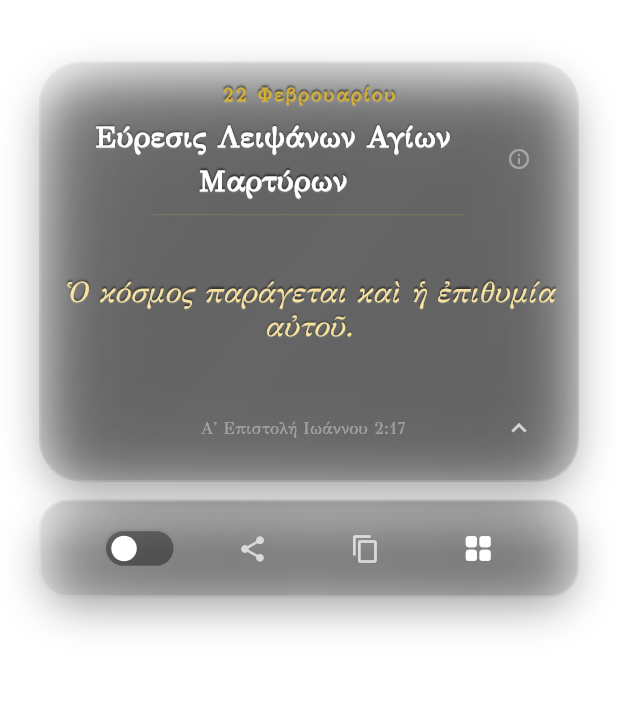
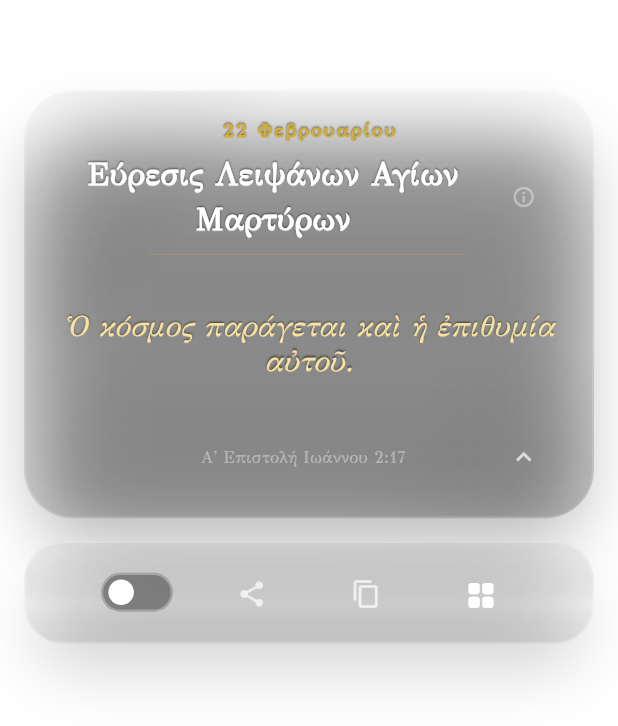
Before and after one commit to noustelos/glass_Widget_365, a Flutter app: the screen it shows after launch, after a tap on the "menu" icon, on a phone screen of 412 x 824 dp. Shown: the top 726 px of the screen. Run offline on Flutter 3.47's test engine with Material 3 defaults, Android fonts, the phone set to English and light mode, and no system bars; our stand-ins replace flutter_local_notifications, share_plus, shared_preferences, timezone.

Commit message:
Upgrade to Glass System v2, Proportional Layout and Hybrid Reminders

```diff
--- a/lib/main.dart
+++ b/lib/main.dart
@@ -10,6 +10,7 @@ import 'package:timezone/data/latest.dart' as tz;
 import 'package:timezone/timezone.dart' as tz;
 import 'package:flutter_local_notifications/flutter_local_notifications.dart';
 import 'package:share_plus/share_plus.dart';
+import 'package:shared_preferences/shared_preferences.dart';
 
 final FlutterLocalNotificationsPlugin notificationsPlugin = FlutterLocalNotificationsPlugin();
 
@@ -45,6 +46,7 @@ class OrthodoxyHomePage extends StatefulWidget {
 
 class _OrthodoxyHomePageState extends State<OrthodoxyHomePage> {
   Map<String, dynamic>? todayData;
+  Map<String, dynamic>? tomorrowData;
   Map<String, dynamic>? selectedResult;
   List<dynamic> searchResultsList = [];
   bool isLoading = true;
@@ -52,6 +54,10 @@ class _OrthodoxyHomePageState extends State<OrthodoxyHomePage> {
   bool showModernSearch = false;
   bool isMicroDrawerOpen = false;
   bool isMacroDrawerOpen = false;
+
+  SharedPreferences? _prefs;
+  Set<String> _scheduledDates = {};
+
   final TextEditingController _searchController = TextEditingController();
   final ScrollController _scrollController = ScrollController();
   List<dynamic> allYearData = [];
@@ -62,10 +68,18 @@ class _OrthodoxyHomePageState extends State<OrthodoxyHomePage> {
   @override
   void initState() {
     super.initState();
+    _initPrefs();
     _initializeNotifications();
     _calculateAstroData();
     loadDailyData();
     loadAllDataSources();
+  }
+
+  Future<void> _initPrefs() async {
+    _prefs = await SharedPreferences.getInstance();
+    setState(() {
+      _scheduledDates = _prefs!.getKeys();
+    });
   }
 
   Future<void> _initializeNotifications() async {
@@ -125,32 +139,18 @@ class _OrthodoxyHomePageState extends State<OrthodoxyHomePage> {
     };
 
     List<Map<String, dynamic>> scoredResults = [];
-    dynamic stNicholasItem, mariaItem;
-
     for (var item in allYearData) {
       String saintName = _normalizeGreek(item['saint'].toString());
-      String dateStr = item['date'].toString();
       int score = 0; bool hasMatch = false;
-      String monthDay = dateStr.length >= 10 ? dateStr.substring(5, 10) : "";
-      if (monthDay == "12-06") stNicholasItem = item;
-      if (monthDay == "08-15") mariaItem = item;
-
       nicknameMap.forEach((official, nicknames) {
-        bool isNicknameMatch = official.startsWith(normalizedQuery) || nicknames.any((nick) => nick.startsWith(normalizedQuery));
-        if (isNicknameMatch && saintName.contains(official)) {
+        if ((official.startsWith(normalizedQuery) || nicknames.any((nick) => nick.startsWith(normalizedQuery))) && saintName.contains(official)) {
           hasMatch = true; score += 10000;
-          if (official == "ΜΑΡΙΑ") {
-            if (monthDay == "08-15") score += 50000;
-            if (monthDay == "11-21") score += 30000;
-          }
         }
       });
-
       if (saintName.contains(normalizedQuery)) {
         hasMatch = true; score += 1000;
         if (saintName.startsWith(normalizedQuery)) score += 2000;
       }
-
       if (hasMatch) {
         int priority = item['priority'] ?? 0;
         score += priority * 2000;
@@ -158,24 +158,18 @@ class _OrthodoxyHomePageState extends State<OrthodoxyHomePage> {
       }
     }
     scoredResults.sort((a, b) => (b['score'] as int).compareTo(a['score'] as int));
-    List<dynamic> finalResults = scoredResults.map((e) => e['data']).toList();
-    if (normalizedQuery.startsWith("ΝΙΚ") && stNicholasItem != null) {
-      finalResults.removeWhere((e) => e['date'].toString().contains("12-06"));
-      finalResults.insert(0, stNicholasItem);
-    }
-    if (normalizedQuery.startsWith("ΜΑΡ") && mariaItem != null) {
-      finalResults.removeWhere((e) => e['date'].toString().contains("08-15"));
-      finalResults.insert(0, mariaItem);
-    }
-    setState(() { selectedResult = null; searchResultsList = finalResults; });
+    setState(() { selectedResult = null; searchResultsList = scoredResults.map((e) => e['data']).toList(); });
   }
 
   Future<void> _selectDate(BuildContext context) async {
     final DateTime? picked = await showDatePicker(
       context: context, initialDate: DateTime.now(), firstDate: DateTime(2024), lastDate: DateTime(2030, 12, 31),
       builder: (context, child) => Theme(
-        data: ThemeData.dark().copyWith(colorScheme: ColorScheme.dark(primary: primaryGold, onPrimary: Colors.black, surface: const Color(0xFF1A1A1A))),
-        child: Center(child: SizedBox(width: 320, child: Transform.scale(scale: 0.9, child: child!))),
+        data: ThemeData.dark().copyWith(
+          colorScheme: ColorScheme.dark(primary: primaryGold, onPrimary: Colors.black, surface: const Color(0xFF1A1A1A)),
+          dialogTheme: DialogTheme(shape: RoundedRectangleBorder(borderRadius: BorderRadius.circular(20))),
+        ),
+        child: Center(child: SizedBox(width: 340, child: child!)),
       ),
     );
     if (picked != null) {
@@ -186,23 +180,40 @@ class _OrthodoxyHomePageState extends State<OrthodoxyHomePage> {
   }
 
   Future<void> _scheduleReminder(dynamic item) async {
+    if (item == null) return;
+    String dateKey = item['date'].toString();
+    if (_scheduledDates.contains(dateKey)) {
+      await _prefs?.remove(dateKey);
+      setState(() { _scheduledDates.remove(dateKey); });
+      ScaffoldMessenger.of(context).showSnackBar(const SnackBar(content: Text("Η υπενθύμιση ακυρώθηκε.")));
+    } else {
       final DateTime saintDate = DateTime.parse(item['date']);
       final DateTime reminderTime = saintDate.subtract(const Duration(days: 1)).add(const Duration(hours: 9));
-    if (reminderTime.isBefore(DateTime.now())) return;
+      if (reminderTime.isAfter(DateTime.now())) {
         await notificationsPlugin.zonedSchedule(item.hashCode, "Υπενθύμιση", "Αύριο εορτάζει ο ${item['saint']}", tz.TZDateTime.from(reminderTime, tz.local),
           const NotificationDetails(android: AndroidNotificationDetails('saint_channel', 'Reminders', importance: Importance.max, priority: Priority.high), iOS: DarwinNotificationDetails()),
           uiLocalNotificationDateInterpretation: UILocalNotificationDateInterpretation.absoluteTime, androidScheduleMode: AndroidScheduleMode.exactAllowWhileIdle);
-    ScaffoldMessenger.of(context).showSnackBar(const SnackBar(content: Text("Η υπενθύμιση ορίστηκε!")));
+      }
+      await _prefs?.setBool(dateKey, true);
+      setState(() { _scheduledDates.add(dateKey); });
+      ScaffoldMessenger.of(context).showSnackBar(SnackBar(backgroundColor: primaryGold, content: Text("Η υπενθύμιση αποθηκεύτηκε!", style: const TextStyle(color: Colors.black, fontWeight: FontWeight.bold))));
+    }
   }
 
   Future<void> loadDailyData() async {
     final now = DateTime.now();
+    final tomorrow = now.add(const Duration(days: 1));
     final months = ["january", "february", "march", "april", "may", "june", "july", "august", "september", "october", "november", "december"];
     try {
       final String response = await rootBundle.loadString('assets/data/${months[now.month - 1]}.json');
       final List<dynamic> data = json.decode(response);
       final String todayMMDD = DateFormat('MM-dd').format(now);
-      setState(() { todayData = data.firstWhere((item) => item['date'].toString().contains(todayMMDD), orElse: () => data.isNotEmpty ? data.first : null); isLoading = false; });
+      final String tomorrowMMDD = DateFormat('MM-dd').format(tomorrow);
+      setState(() {
+        todayData = data.firstWhere((item) => item['date'].toString().contains(todayMMDD), orElse: () => data.isNotEmpty ? data.first : null);
+        tomorrowData = data.firstWhere((item) => item['date'].toString().contains(tomorrowMMDD), orElse: () => null);
+        isLoading = false;
+      });
     } catch (e) { setState(() => isLoading = false); }
   }
 
@@ -224,22 +235,32 @@ class _OrthodoxyHomePageState extends State<OrthodoxyHomePage> {
 
   @override
   Widget build(BuildContext context) {
-    // 🛠 RESPONSIVE CALCULATIONS
     final double screenWidth = MediaQuery.of(context).size.width;
-    final double screenHeight = MediaQuery.of(context).size.height;
 
-    // Πλάτος: 92% του κινητού, αλλά max 360px για να μην "απλώνει" υπερβολικά σε tablets
-    final double w = screenWidth > 400 ? 360 : screenWidth * 0.92;
-    // Ύψος Macro Drawer: 80% - 90% της οθόνης
-    final double macroHeight = screenHeight < 700 ? screenHeight * 0.9 : screenHeight * 0.82;
-    const double mainCardH = 280; // Σταθερό ύψος για την κεντρική κάρτα
+    // 1️⃣ ADAPTIVE RADIUS (0.085 for mature Apple feel)
+    const double minWidgetWidth = 300;
+    const double maxWidgetWidth = 380;
+    final double w = screenWidth.clamp(minWidgetWidth, maxWidgetWidth).toDouble();
+    final double dynamicRadius = w * 0.085;
+
+    // PROPORTIONAL REFACTOR
+    final double mainCardH = w * 0.75;
+    final double macroHeight = w * 1.6;
+    final double widgetTopPos = w * 0.05;
+    final double containerHeight = macroHeight + (w * 0.35);
+
+    final bool isLargeScreen = screenWidth > 600;
 
     return Scaffold(
       backgroundColor: Colors.transparent,
       body: Center(
+        child: Transform.scale(
+          scale: isLargeScreen ? 0.92 : 1,
+          child: ConstrainedBox(
+            constraints: const BoxConstraints(maxWidth: 420),
             child: SizedBox(
               width: w,
-          height: screenHeight, // Καταλαμβάνει όλο το διαθέσιμο ύψος για τα animations
+              height: containerHeight,
               child: Stack(
                 alignment: Alignment.topCenter,
                 clipBehavior: Clip.none,
@@ -247,70 +268,120 @@ class _OrthodoxyHomePageState extends State<OrthodoxyHomePage> {
                   // MAIN CARD
                   AnimatedPositioned(
                     duration: const Duration(milliseconds: 500),
-                top: screenHeight * 0.05, // 5% από την κορυφή
+                    top: widgetTopPos,
                     left: 0, right: 0,
                     child: AnimatedOpacity(
                       duration: const Duration(milliseconds: 500),
                       opacity: isMacroDrawerOpen ? 0.0 : 1.0,
-                  child: IgnorePointer(ignoring: isMacroDrawerOpen, child: _buildMainCard(w, mainCardH))
+                      child: IgnorePointer(
+                        ignoring: isMacroDrawerOpen,
+                        child: _buildMainCard(w, mainCardH, dynamicRadius)
+                      )
                     )
                   ),
                   // MICRO DRAWER
                   Positioned(
-                top: (screenHeight * 0.05) + mainCardH + 12,
+                    top: widgetTopPos + mainCardH + (w * 0.04),
                     left: 0, right: 0,
                     child: AnimatedOpacity(
                       duration: const Duration(milliseconds: 300),
                       opacity: (isMicroDrawerOpen && !isMacroDrawerOpen) ? 1.0 : 0.0,
-                  child: IgnorePointer(ignoring: !isMicroDrawerOpen || isMacroDrawerOpen, child: _buildMicroDrawer(w))
+                      child: IgnorePointer(
+                        ignoring: !isMicroDrawerOpen || isMacroDrawerOpen,
+                        child: _buildMicroDrawer(w, dynamicRadius * 0.8)
+                      )
                     )
                   ),
-              // MACRO DRAWER (RESPONSIVE)
-              _buildMacroDrawerIntegrated(w, macroHeight, screenHeight * 0.05),
+                  // MACRO DRAWER
+                  _buildMacroDrawerIntegrated(w, macroHeight, widgetTopPos, dynamicRadius * 1.15),
                 ],
+              ),
+            ),
           ),
         ),
       ),
     );
   }
 
-  Widget _buildMainCard(double w, double h) {
+  Widget _buildMainCard(double w, double h, double radius) {
     if (isLoading) return Center(child: CircularProgressIndicator(color: primaryGold));
-    return GlassWidget(width: w, height: h, child: Column(children: [
+    bool isMajorHoliday = tomorrowData != null && tomorrowData!['priority'] == 1;
+    bool isUserReminder = tomorrowData != null && _scheduledDates.contains(tomorrowData!['date'].toString());
+
+    return GlassWidget(
+      width: w, height: h, radius: radius,
+      child: Column(children: [
+        if (tomorrowData != null && (isMajorHoliday || isUserReminder))
+          Container(
+            margin: const EdgeInsets.symmetric(vertical: 6),
+            padding: const EdgeInsets.symmetric(vertical: 4, horizontal: 12),
+            decoration: BoxDecoration(
+              color: isUserReminder ? Colors.redAccent.withOpacity(0.15) : primaryGold.withOpacity(0.15),
+              borderRadius: BorderRadius.circular(10),
+              border: Border.all(color: isUserReminder ? Colors.redAccent.withOpacity(0.3) : primaryGold.withOpacity(0.3), width: 0.5),
+            ),
+            child: Row(mainAxisSize: MainAxisSize.min, children: [
+              Icon(isUserReminder ? Icons.alarm_on : Icons.notification_important_rounded, color: isUserReminder ? Colors.redAccent : primaryGold, size: 14),
+              const SizedBox(width: 6),
+              Text("Αύριο: ${tomorrowData!['saint']}", style: TextStyle(color: isUserReminder ? Colors.white70 : lightGold, fontSize: 11, fontWeight: FontWeight.bold)),
+            ]),
+          ),
         Text(todayData?['display_date'] ?? "", style: TextStyle(color: primaryGold, fontSize: 13, fontWeight: FontWeight.bold, letterSpacing: 1.4, shadows: laserEngravedShadows)),
         const SizedBox(height: 5),
         Row(mainAxisAlignment: MainAxisAlignment.center, children: [
-        Flexible(child: Text(todayData?['saint'] ?? "", textAlign: TextAlign.center, style: TextStyle(fontSize: 20, color: Colors.white, fontWeight: FontWeight.bold, shadows: laserEngravedShadows))),
+          // 5️⃣ OPTICAL TYPOGRAPHY SCALING (Saint name)
+          Flexible(child: Text(todayData?['saint'] ?? "", textAlign: TextAlign.center, style: TextStyle(fontSize: w * 0.055, color: Colors.white, fontWeight: FontWeight.bold, shadows: laserEngravedShadows))),
           IconButton(icon: const Icon(Icons.info_outline, color: Colors.white38, size: 16), onPressed: () => _launchURL(todayData?['wiki_url'])),
         ]),
         Divider(color: primaryGold.withOpacity(0.3), thickness: 0.5, indent: 60, endIndent: 60),
         const Spacer(),
-      Text(showModernMain ? (todayData?['translation'] ?? "") : (todayData?['quote'] ?? ""), textAlign: TextAlign.center, maxLines: 5, overflow: TextOverflow.ellipsis, style: TextStyle(fontSize: 19, fontStyle: FontStyle.italic, color: lightGold, height: 1.2, shadows: laserEngravedShadows)),
+        // 5️⃣ OPTICAL TYPOGRAPHY SCALING (Quote)
+        Text(showModernMain ? (todayData?['translation'] ?? "") : (todayData?['quote'] ?? ""), textAlign: TextAlign.center, maxLines: 4, overflow: TextOverflow.ellipsis, style: TextStyle(fontSize: w * 0.05, fontStyle: FontStyle.italic, color: lightGold, height: 1.2, shadows: laserEngravedShadows)),
         const Spacer(),
         Row(mainAxisAlignment: MainAxisAlignment.spaceBetween, children: [
           const SizedBox(width: 40),
           Text(todayData?['reference'] ?? "", style: const TextStyle(color: Colors.white38, fontSize: 11)),
-        IconButton(icon: Icon(isMicroDrawerOpen ? Icons.keyboard_arrow_up : Icons.menu, color: Colors.white70, size: 20), onPressed: () => setState(() => isMicroDrawerOpen = !isMicroDrawerOpen)),
+          // 7️⃣ ANIMATED ICON POLISH
+          IconButton(
+            onPressed: () => setState(() => isMicroDrawerOpen = !isMicroDrawerOpen),
+            icon: AnimatedSwitcher(
+              duration: const Duration(milliseconds: 250),
+              transitionBuilder: (child, animation) => FadeTransition(opacity: animation, child: child),
+              child: Icon(
+                isMicroDrawerOpen ? Icons.keyboard_arrow_up : Icons.menu,
+                key: ValueKey(isMicroDrawerOpen),
+                color: Colors.white70,
+                size: 20,
+              ),
+            ),
+          ),
         ]),
-    ]));
+      ])
+    );
   }
 
-  Widget _buildMicroDrawer(double w) {
-    return GlassWidget(height: 65, width: w, radius: 20, isLight: true, child: Row(mainAxisAlignment: MainAxisAlignment.spaceEvenly, children: [
+  Widget _buildMicroDrawer(double w, double radius) {
+    // 4️⃣ PROPORTIONAL MICRO DRAWER HEIGHT
+    return GlassWidget(
+      height: w * 0.18, width: w, radius: radius, isLight: true,
+      child: Row(mainAxisAlignment: MainAxisAlignment.spaceEvenly, children: [
         _buildCustomSwitch(showModernMain, (v) => setState(() => showModernMain = v)),
         IconButton(icon: const Icon(Icons.share, color: Colors.white70, size: 20), onPressed: () => Share.share("${todayData?['quote']}\n${todayData?['reference']}")),
         IconButton(icon: const Icon(Icons.copy, color: Colors.white70, size: 20), onPressed: () => Clipboard.setData(ClipboardData(text: "${todayData?['quote']}\n${todayData?['reference']}"))),
         IconButton(icon: const Icon(Icons.grid_view_rounded, color: Colors.white, size: 22), onPressed: () => setState(() { isMicroDrawerOpen = false; isMacroDrawerOpen = true; })),
-    ]));
+      ])
+    );
   }
 
-  Widget _buildMacroDrawerIntegrated(double w, double h, double topPos) {
+  Widget _buildMacroDrawerIntegrated(double w, double h, double topPos, double radius) {
     return Stack(children: [
       if (isMacroDrawerOpen)
-        Positioned.fill(child: GestureDetector(onTap: () => setState(() => isMacroDrawerOpen = false), child: BackdropFilter(filter: ImageFilter.blur(sigmaX: 12, sigmaY: 12), child: Container(color: Colors.transparent)))),
+        Positioned.fill(child: GestureDetector(onTap: () => setState(() => isMacroDrawerOpen = false), child: BackdropFilter(filter: ImageFilter.blur(sigmaX: w * 0.04, sigmaY: w * 0.04), child: Container(color: Colors.transparent)))),
       AnimatedPositioned(duration: const Duration(milliseconds: 600), curve: Curves.easeOutQuart, top: topPos, left: 0, right: 0,
         child: IgnorePointer(ignoring: !isMacroDrawerOpen, child: AnimatedOpacity(duration: const Duration(milliseconds: 400), opacity: isMacroDrawerOpen ? 1.0 : 0.0,
-          child: GlassWidget(width: w, height: h, radius: 32, child: Column(children: [
+          child: GlassWidget(
+            width: w, height: h, radius: radius,
+            child: Column(children: [
               Text(formattedDate, style: const TextStyle(color: Colors.white54, fontSize: 12)),
               const SizedBox(height: 5),
               Row(mainAxisAlignment: MainAxisAlignment.center, children: [
@@ -332,7 +403,8 @@ class _OrthodoxyHomePageState extends State<OrthodoxyHomePage> {
               Expanded(child: (selectedResult == null && searchResultsList.isEmpty) ? const Center(child: Text("Αναζητήστε όνομα...", style: TextStyle(color: Colors.white24, fontSize: 13))) : (selectedResult != null) ? _buildSelectionView() : _buildSearchResultsList()),
               const SizedBox(height: 8),
               TextButton(onPressed: () => _launchURL("https://365orthodoxy.com"), child: Text("365orthodoxy.com", style: TextStyle(color: const Color(0xFFC5A059).withOpacity(0.7), fontSize: 11, letterSpacing: 1.1))),
-          ]))))),
+            ])
+          )))),
     ]);
   }
 
@@ -341,11 +413,12 @@ class _OrthodoxyHomePageState extends State<OrthodoxyHomePage> {
       separatorBuilder: (context, index) => const Divider(color: Colors.white12, height: 1),
       itemBuilder: (context, index) {
         final item = searchResultsList[index];
+        bool isScheduled = _scheduledDates.contains(item['date'].toString());
         return ListTile(dense: true, contentPadding: const EdgeInsets.symmetric(horizontal: 8), title: Column(crossAxisAlignment: CrossAxisAlignment.start, children: [
           Row(children: [
             SelectableText(item['display_date'], style: TextStyle(color: primaryGold.withOpacity(0.8), fontSize: 10, fontWeight: FontWeight.bold)),
             const Spacer(),
-            IconButton(icon: const Icon(Icons.notifications_active_outlined, color: Colors.white38, size: 18), onPressed: () => _scheduleReminder(item)),
+            IconButton(icon: Icon(isScheduled ? Icons.notifications_active : Icons.notifications_active_outlined, color: isScheduled ? primaryGold : Colors.white38, size: 18), onPressed: () => _scheduleReminder(item)),
           ]),
           Text(item['saint'], style: const TextStyle(color: Colors.white, fontSize: 15)),
         ]), onTap: () => setState(() { selectedResult = Map.from(item); }));
@@ -353,6 +426,7 @@ class _OrthodoxyHomePageState extends State<OrthodoxyHomePage> {
   }
 
   Widget _buildSelectionView() {
+    bool isScheduled = selectedResult != null && _scheduledDates.contains(selectedResult!['date'].toString());
     return SingleChildScrollView(padding: const EdgeInsets.only(top: 10), child: Column(children: [
       SelectableText(selectedResult!['display_date'] ?? "", textAlign: TextAlign.center, style: TextStyle(color: primaryGold, fontSize: 11, fontWeight: FontWeight.bold)),
       Text(selectedResult!['saint'] ?? "", textAlign: TextAlign.center, style: const TextStyle(color: Colors.white, fontWeight: FontWeight.bold, fontSize: 18)),
@@ -360,6 +434,7 @@ class _OrthodoxyHomePageState extends State<OrthodoxyHomePage> {
       if (selectedResult!['reference'] != null) Text(selectedResult!['reference'], style: const TextStyle(color: Colors.white38, fontSize: 11), textAlign: TextAlign.center),
       const SizedBox(height: 12),
       Row(mainAxisAlignment: MainAxisAlignment.center, children: [
+        IconButton(icon: Icon(isScheduled ? Icons.notifications_active : Icons.notifications_active_outlined, color: isScheduled ? primaryGold : Colors.white70, size: 18), onPressed: () => _scheduleReminder(selectedResult)),
         IconButton(icon: const Icon(Icons.copy, color: Colors.white70, size: 18), onPressed: () => Clipboard.setData(ClipboardData(text: "${selectedResult!['quote']}\n${selectedResult!['reference'] ?? ''}"))),
         IconButton(icon: const Icon(Icons.share, color: Colors.white70, size: 18), onPressed: () => Share.share("${selectedResult!['quote']}\n${selectedResult!['reference'] ?? ''}")),
       ]),
@@ -383,12 +458,75 @@ class GlassWidget extends StatelessWidget {
   const GlassWidget({super.key, required this.child, required this.width, required this.height, this.radius = 28, this.isLight = false});
   @override
   Widget build(BuildContext context) {
-    return Container(width: width, height: height, decoration: BoxDecoration(borderRadius: BorderRadius.circular(radius), boxShadow: [BoxShadow(color: Colors.black.withOpacity(0.4), blurRadius: 25, spreadRadius: -5, offset: const Offset(0, 10))]),
-      child: ClipRRect(borderRadius: BorderRadius.circular(radius), child: Stack(children: [
-        BackdropFilter(filter: ImageFilter.blur(sigmaX: 25, sigmaY: 25), child: Container(decoration: BoxDecoration(color: Colors.white.withOpacity(isLight ? 0.12 : 0.06), borderRadius: BorderRadius.circular(radius)))),
-        Container(decoration: BoxDecoration(borderRadius: BorderRadius.circular(radius), border: Border.all(color: Colors.white.withOpacity(isLight ? 0.25 : 0.15), width: 1.2), gradient: LinearGradient(begin: Alignment.topLeft, end: Alignment.bottomRight, colors: [Colors.white.withOpacity(0.1), Colors.transparent, Colors.black.withOpacity(0.05)]))),
-        Padding(padding: const EdgeInsets.symmetric(horizontal: 16, vertical: 12), child: child),
-      ])));
+    final double horizontalPadding = width * 0.06;
+    final double verticalPadding = width * 0.045;
+    final double blurSigma = width * 0.07;
+
+    return Container(
+      width: width, height: height,
+      decoration: BoxDecoration(
+        borderRadius: BorderRadius.circular(radius),
+        // 3️⃣ REFINED SHADOW PHYSICS (Grounded depth)
+        boxShadow: [
+          BoxShadow(
+            color: Colors.black.withOpacity(isLight ? 0.18 : 0.28),
+            blurRadius: width * 0.10,
+            spreadRadius: -width * 0.02,
+            offset: Offset(0, width * 0.06),
+          )
+        ]
+      ),
+      child: ClipRRect(
+        borderRadius: BorderRadius.circular(radius),
+        child: BackdropFilter(
+          filter: ImageFilter.blur(sigmaX: blurSigma, sigmaY: blurSigma),
+          child: Container(
+            color: Colors.white.withOpacity(isLight ? 0.14 : 0.045),
+            child: Stack(
+              children: [
+                if (!isLight)
+                  Positioned.fill(
+                    child: IgnorePointer(
+                      child: DecoratedBox(
+                        decoration: BoxDecoration(
+                          borderRadius: BorderRadius.circular(radius),
+                          gradient: LinearGradient(
+                            begin: Alignment.topLeft, end: Alignment.bottomRight,
+                            stops: const [0.0, 0.3, 0.7, 1.0],
+                            colors: [Colors.white.withOpacity(0.18), Colors.transparent, Colors.transparent, Colors.black.withOpacity(0.08)],
+                          ),
+                        ),
+                      ),
+                    ),
+                  ),
+
+                Positioned.fill(
+                  child: IgnorePointer(
+                    child: DecoratedBox(
+                      decoration: BoxDecoration(
+                        borderRadius: BorderRadius.circular(radius),
+                        // 2️⃣ PROPORTIONAL BORDER THICKNESS
+                        border: Border.all(color: Colors.white.withOpacity(isLight ? 0.25 : 0.15), width: width * 0.0035),
+                        gradient: LinearGradient(
+                          begin: Alignment.topCenter, end: Alignment.bottomCenter,
+                          stops: const [0.0, 0.15, 0.6, 1.0],
+                          colors: [Colors.white.withOpacity(isLight ? 0.35 : 0.25), Colors.white.withOpacity(isLight ? 0.12 : 0.08), Colors.transparent, Colors.black.withOpacity(0.06)],
+                        ),
+                      ),
+                    ),
+                  ),
+                ),
+
+                Padding(
+                  padding: EdgeInsets.symmetric(horizontal: horizontalPadding, vertical: verticalPadding),
+                  child: child,
+                ),
+              ],
+            ),
+          ),
+        )
+      )
+    );
   }
 }
 
--- a/pubspec.yaml
+++ b/pubspec.yaml
@@ -13,9 +13,9 @@ dependencies:
   share_plus: ^7.2.2
   url_launcher: ^6.2.0
   intl: ^0.19.0
-  flutter_riverpod: ^2.4.9
   flutter_local_notifications: ^16.0.0
   timezone: ^0.9.2
+  shared_preferences: ^2.2.2
 
 dev_dependencies:
   flutter_test:
```
Also changed, not shown: pubspec.lock, 4 other files. Lines whose indentation alone changed are shown as unchanged.
